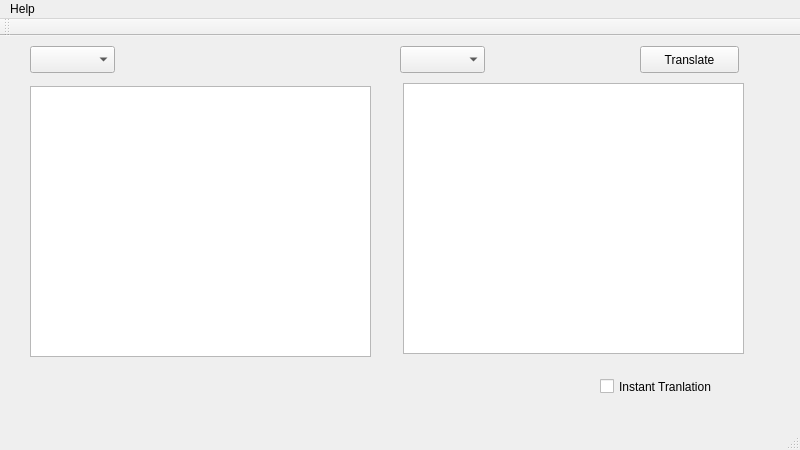
First picture: the form in mainwindow.ui, repository revsi/apertium-deskGUI, before the edit.
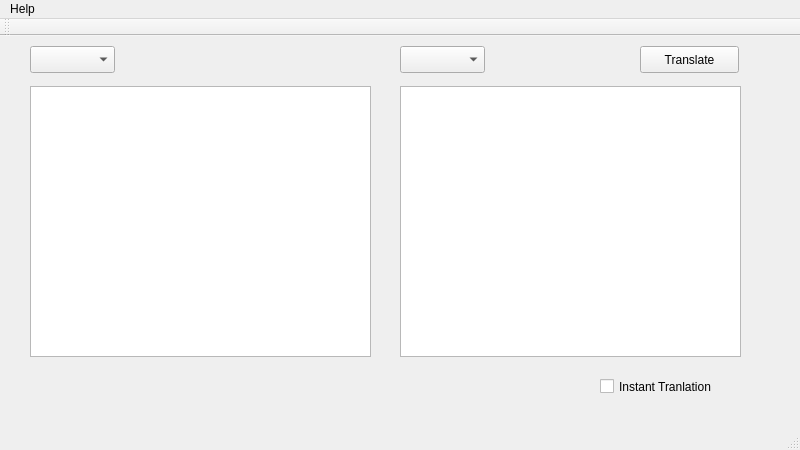
Second picture: the form after the edit.

Commit message: aligning the text box

The edit to the form file:
```diff
--- a/mainwindow.ui
+++ b/mainwindow.ui
@@ -47,8 +47,8 @@
    <widget class="QTextEdit" name="textEdit_2">
     <property name="geometry">
      <rect>
-      <x>403</x>
-      <y>47</y>
+      <x>400</x>
+      <y>50</y>
       <width>341</width>
       <height>271</height>
      </rect>
```
